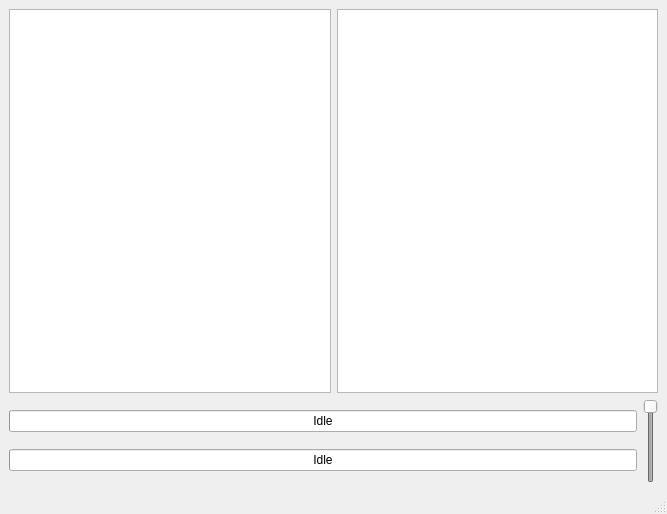
This is failplay.ui in Svedrin/failplay as Qt 5 draws it before an edit. The edited form follows.
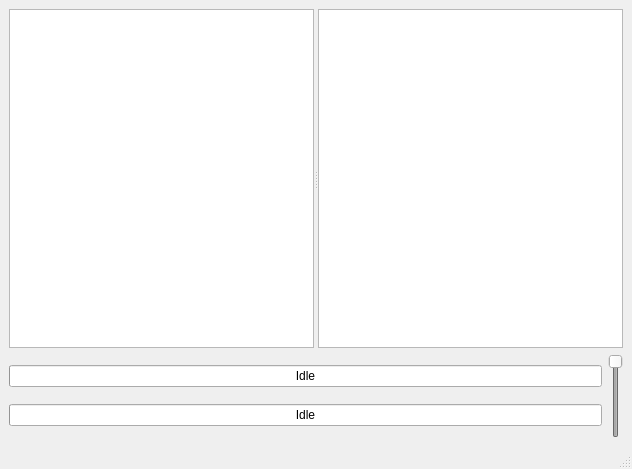
This is the edited form.

Commit message: turn QListWidget into QTableView for the playlist

Diff of the .ui file:
```diff
--- a/failplay.ui
+++ b/failplay.ui
@@ -6,8 +6,8 @@
    <rect>
     <x>0</x>
     <y>0</y>
-    <width>667</width>
-    <height>514</height>
+    <width>632</width>
+    <height>469</height>
    </rect>
   </property>
   <property name="windowTitle">
@@ -16,23 +16,47 @@
   <widget class="QWidget" name="centralwidget">
    <layout class="QVBoxLayout" name="verticalLayout_2">
     <item>
-     <layout class="QHBoxLayout" name="horizontalLayout">
-      <item>
-       <widget class="QListWidget" name="lstLibrary"/>
-      </item>
-      <item>
-       <widget class="QListWidget" name="lstPlaylist">
-        <property name="contextMenuPolicy">
-         <enum>Qt::ActionsContextMenu</enum>
-        </property>
-       </widget>
-      </item>
-     </layout>
+     <widget class="QSplitter" name="splitter">
+      <property name="sizePolicy">
+       <sizepolicy hsizetype="Expanding" vsizetype="Expanding">
+        <horstretch>0</horstretch>
+        <verstretch>0</verstretch>
+       </sizepolicy>
+      </property>
+      <property name="orientation">
+       <enum>Qt::Horizontal</enum>
+      </property>
+      <widget class="QListWidget" name="lstLibrary">
+       <property name="sizePolicy">
+        <sizepolicy hsizetype="Expanding" vsizetype="Expanding">
+         <horstretch>0</horstretch>
+         <verstretch>5</verstretch>
+        </sizepolicy>
+       </property>
+      </widget>
+      <widget class="QTableView" name="lstPlaylist">
+       <property name="sizePolicy">
+        <sizepolicy hsizetype="Expanding" vsizetype="Expanding">
+         <horstretch>0</horstretch>
+         <verstretch>5</verstretch>
+        </sizepolicy>
+       </property>
+       <property name="contextMenuPolicy">
+        <enum>Qt::ActionsContextMenu</enum>
+       </property>
+      </widget>
+     </widget>
     </item>
     <item>
      <layout class="QHBoxLayout" name="horizontalLayout_2">
+      <property name="sizeConstraint">
+       <enum>QLayout::SetMinimumSize</enum>
+      </property>
       <item>
        <layout class="QVBoxLayout" name="verticalLayout">
+        <property name="sizeConstraint">
+         <enum>QLayout::SetMinimumSize</enum>
+        </property>
         <item>
          <widget class="QProgressBar" name="pgbSongProgress">
           <property name="value">
@@ -73,7 +97,7 @@
          <bool>false</bool>
         </property>
         <property name="sizePolicy">
-         <sizepolicy hsizetype="Fixed" vsizetype="Minimum">
+         <sizepolicy hsizetype="Fixed" vsizetype="Fixed">
           <horstretch>0</horstretch>
           <verstretch>0</verstretch>
          </sizepolicy>
```
Left out of the diff: 2 changed lines with no effect on the pictures.
